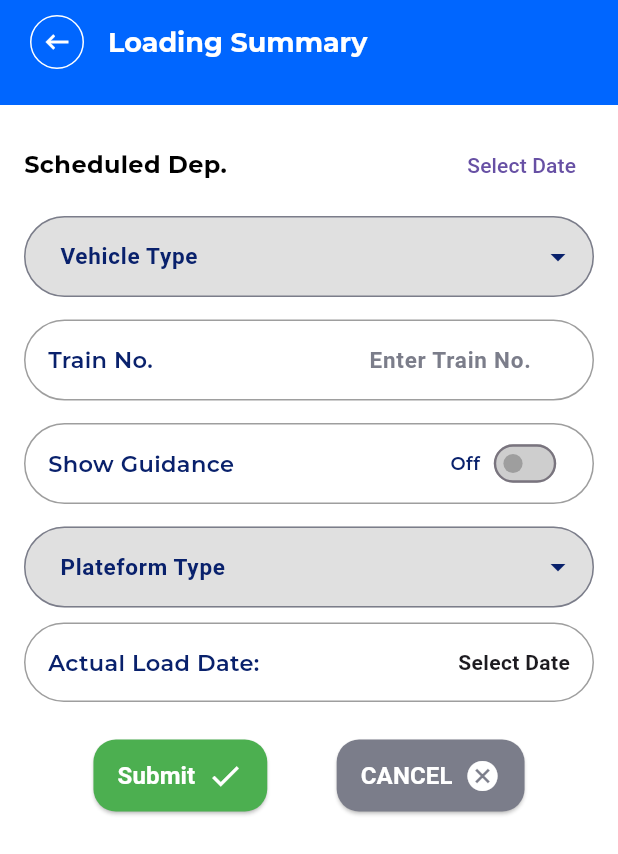
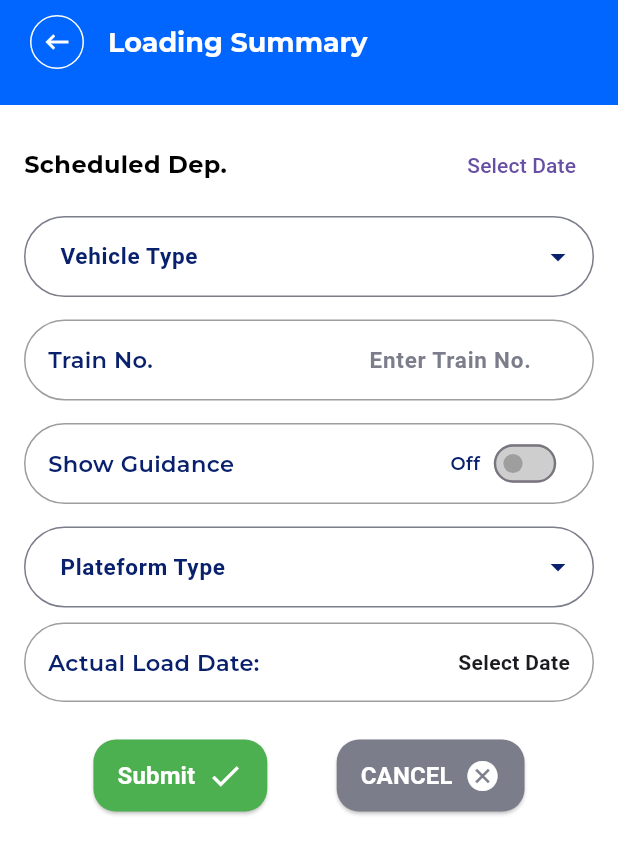
Before and after one commit to Kumarianushka79701/pmsLoading_Unloading, a Flutter app: the LoadigScreen screen opened by its route, on a phone screen of 412 x 824 dp. Shown: the top 854 px of the screen. Run offline on Flutter 3.47's test engine with Material 3 defaults, Android fonts, the phone set to English and light mode, and no system bars; our stand-ins replace google_fonts, shared_preferences, sqflite; missing offline and left inert: mobile_scanner; accounts and stored records are empty.

Commit message:
new ui chnages

```diff
--- a/lib/modules/lodingScreen/loading_screen/loading.dart
+++ b/lib/modules/lodingScreen/loading_screen/loading.dart
@@ -68,8 +68,9 @@ class LoadigScreen extends StatelessWidget {
                       "FCRSLR-4T",
                       "FCFSLR-4T"
                     ],
-                    controller:
-                        provider.vehicleTypeController, // Pass the controller
+                    controller: provider.vehicleTypeController,
+                    labelColor:
+                        ParcelColors.catalinaBlue, // Pass the controller
                   ),
 
                   const SizedBox(height: 15),
@@ -180,7 +181,7 @@ class LoadigScreen extends StatelessWidget {
                     fontSize: 15,
                     options: ['Plateform1', 'Plateform2', 'Plateform3'],
                     controller:
-                        provider.platformController, // Pass the controller
+                        provider.platformController, labelColor: ParcelColors.catalinaBlue, // Pass the controller
                   ),
 
                   // DropdownRadioWidget(
--- a/lib/widgets/drop_down.dart
+++ b/lib/widgets/drop_down.dart
@@ -25,6 +25,7 @@ class DropdownRadioWidget extends StatelessWidget {
     required this.controller,
     this.titleController,
     this.validator,
+    required Color labelColor,
   });
 
   void _showSelectionDialog(BuildContext context) {
@@ -122,9 +123,7 @@ class DropdownRadioWidget extends StatelessWidget {
               color: textColor ?? ParcelColors.catalinaBlue,
             ),
             filled: true,
-            fillColor: isSelected
-                ? Colors.white
-                : Colors.grey.shade300, // Change fill color
+            fillColor: ParcelColors.white,
             suffixIcon: const Icon(Icons.arrow_drop_down,
                 color: ParcelColors.catalinaBlue),
             border: OutlineInputBorder(
@@ -142,12 +141,10 @@ class DropdownRadioWidget extends StatelessWidget {
             contentPadding:
                 const EdgeInsets.symmetric(vertical: 15, horizontal: 20),
             labelStyle: TextStyle(
-              fontSize: fontSize ?? 14,
-              fontWeight: isSelected ? FontWeight.bold : FontWeight.w400,
-              color: isSelected
-                  ? ParcelColors.catalinaBlue
-                  : Colors.black, // Change text color
-            ),
+                fontSize: fontSize ?? 14,
+                fontWeight: isSelected ? FontWeight.bold : FontWeight.w600,
+                color:
+                    isSelected ? ParcelColors.catalinaBlue : ParcelColors.gray),
           ),
           onTap: () => _showSelectionDialog(context),
           validator: validator,
```
Also changed, not shown: lib/modules/lodingScreen/loading_screen/collapsible_view.dart (+9 -8 lines), lib/modules/lodingScreen/loading_screen/scan_data.dart (+11 -10 lines).
